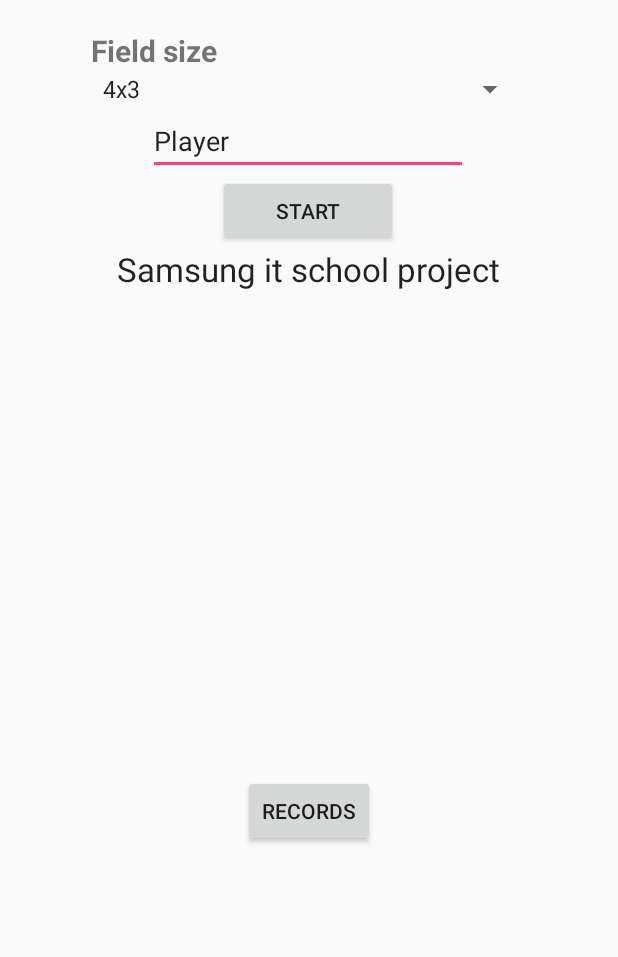
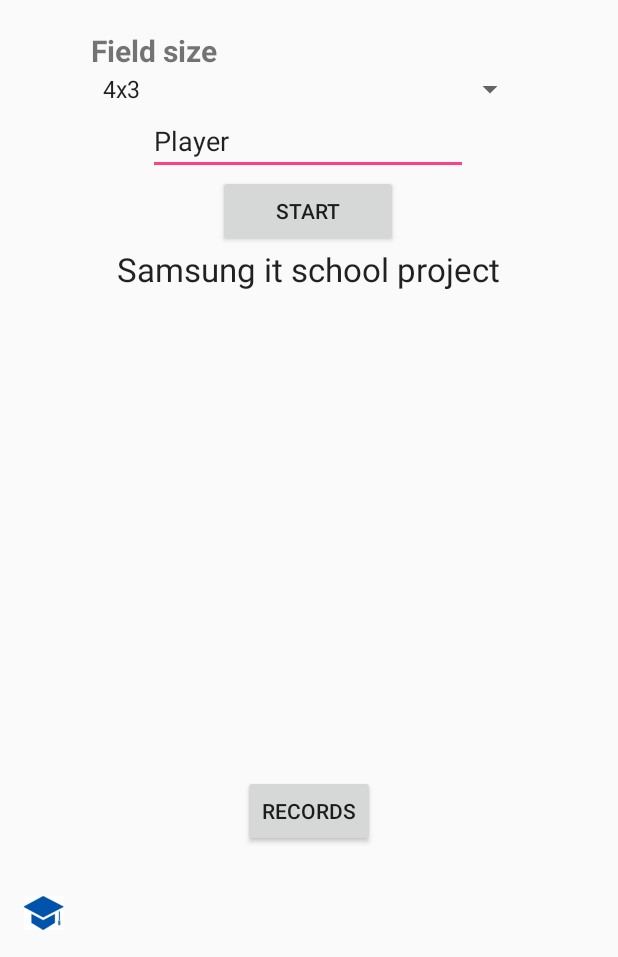
Before and after one commit to Ninextycode/SamsungProject, an Android app: the screen it shows after launch (MainActivity), on a phone screen of 412 x 824 dp, the part 279-1236 px from its top. Run offline under Robolectric (Android 15) with nearby library versions, the phone set to English and light mode, and no system bars.

Commit message:
Pic
Added picture

```diff
--- a/app/src/main/res/layout/main_menu.xml
+++ b/app/src/main/res/layout/main_menu.xml
@@ -92,7 +92,8 @@
         android:layout_height="wrap_content"
         android:layout_alignParentBottom="true"
         android:layout_marginBottom="5dp"
-        android:layout_centerHorizontal="true">
+        android:layout_centerHorizontal="true"
+        android:id="@+id/linearLayout3">
 
         <Button
             android:layout_width="wrap_content"
@@ -146,4 +147,18 @@
 
     </LinearLayout>
 
+    <ImageView
+        android:layout_width="wrap_content"
+        android:layout_height="wrap_content"
+        android:id="@+id/imageView"
+        android:layout_alignParentStart="true"
+        android:layout_alignParentEnd="false"
+        android:layout_alignParentBottom="true"
+        android:layout_alignParentRight="false"
+        android:layout_marginBottom="5dp"
+        android:layout_marginRight="5dp"
+        android:layout_marginLeft="5dp"
+        android:layout_marginTop="5dp"
+        android:src="@mipmap/samsung_pic" />
+
 </RelativeLayout>
```
Also changed, not shown: app/src/main/ic_launcher-web.png (added), app/src/main/res/mipmap-hdpi/ic_launcher.png, app/src/main/res/mipmap-hdpi/samsung_pic.png (added), app/src/main/res/mipmap-mdpi/ic_launcher.png, app/src/main/res/mipmap-mdpi/samsung_pic.png (added), app/src/main/res/mipmap-xhdpi/ic_launcher.png, app/src/main/res/mipmap-xhdpi/samsung_pic.png (added), app/src/main/res/mipmap-xxhdpi/ic_launcher.png, app/src/main/res/mipmap-xxhdpi/samsung_pic.png (added), app/src/main/res/mipmap-xxxhdpi/ic_launcher.png, app/src/main/res/mipmap-xxxhdpi/samsung_pic.png (added), app/src/main/samsungPic-web.png (added), app/src/main/samsung_pic-web.png (added).
